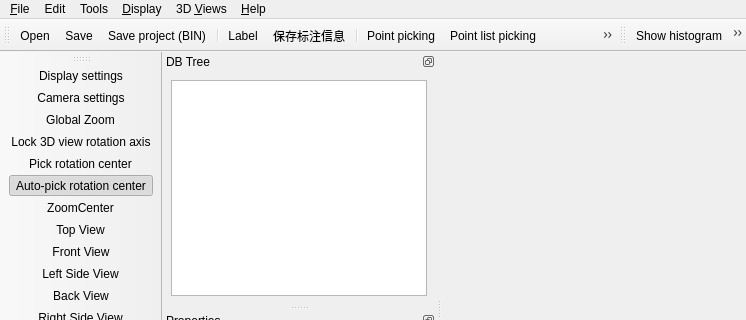
First picture: the form in qCC/ui_templates/mainWindow.ui, repository ShineSea/CloudCompare, before the edit; both pictures show x 0 to 746 and y 0 to 320 of the 746 by 728 pixel window.
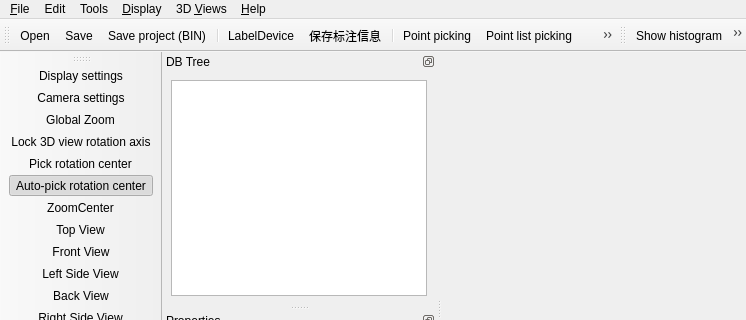
Second picture: the form after the edit. Icons and pictures are not drawn. Custom widgets are drawn as their Qt base class.

```diff
--- a/qCC/ui_templates/mainWindow.ui
+++ b/qCC/ui_templates/mainWindow.ui
@@ -717,7 +717,7 @@
    <addaction name="actionSave"/>
    <addaction name="actionSaveProject"/>
    <addaction name="separator"/>
-   <addaction name="actionLabel"/>
+   <addaction name="actionLabelDevice"/>
    <addaction name="actionSaveLabelInfo"/>
    <addaction name="separator"/>
    <addaction name="actionPointPicking"/>
@@ -3320,16 +3320,16 @@
     <string>Shortcut settings</string>
    </property>
   </action>
-  <action name="actionLabel">
+  <action name="actionLabelDevice">
    <property name="icon">
     <iconset resource="../icons.qrc">
      <normaloff>:/CC/images/label.png</normaloff>:/CC/images/label.png</iconset>
    </property>
    <property name="text">
-    <string>Label</string>
+    <string>LabelDevice</string>
    </property>
    <property name="toolTip">
-    <string>Label</string>
+    <string>LabelDevice</string>
    </property>
   </action>
   <action name="actionSaveLabelInfo">
```
